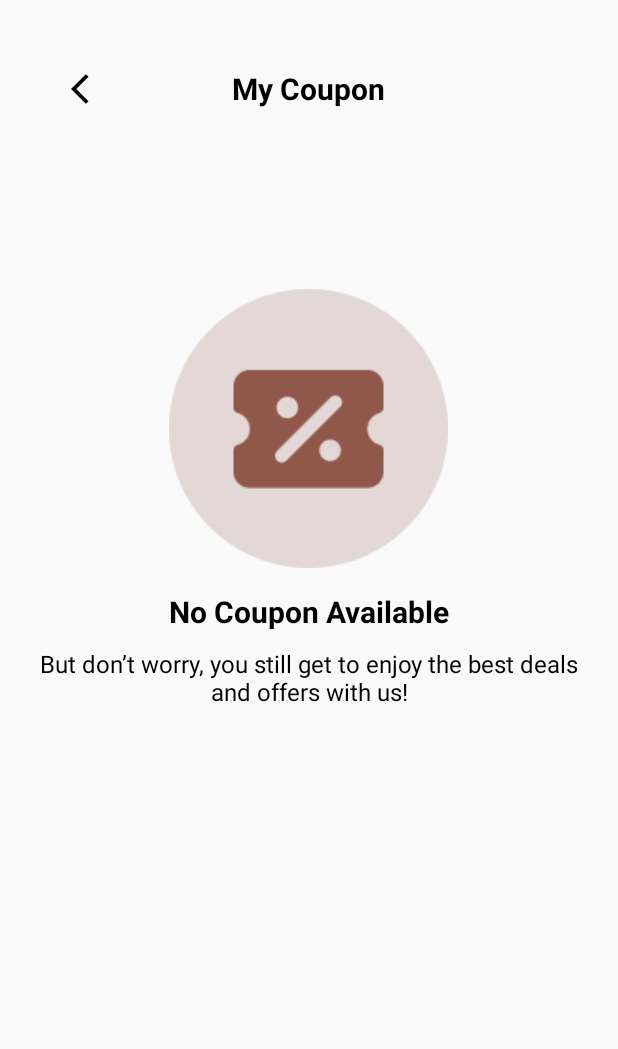
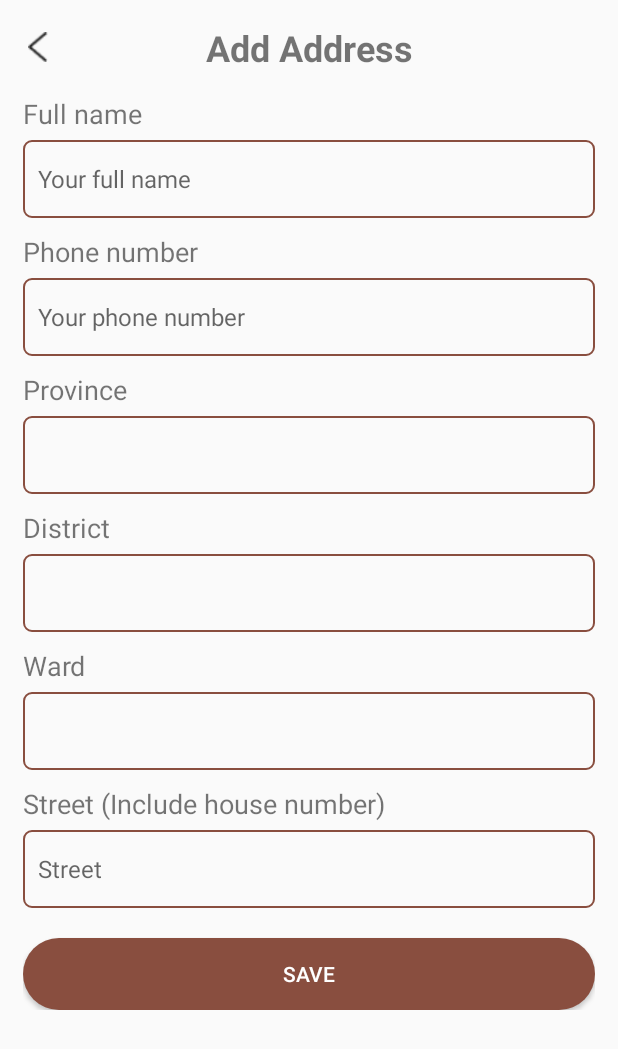
Before and after one commit to thuydung180/LaFavor2024, an Android app: the screen it shows after launch (Coupon before the commit, MyAddressAdd after it), on a phone screen of 412 x 824 dp. Shown: the top 1049 px of the screen. Run offline under Robolectric (Android 15) with nearby library versions, the phone set to English and light mode, and no system bars.

Commit message:
add address done

```diff
--- a/app/src/main/AndroidManifest.xml
+++ b/app/src/main/AndroidManifest.xml
@@ -12,6 +12,9 @@
         android:supportsRtl="true"
         android:theme="@style/Theme.LaFavor2024"
         tools:targetApi="31">
+        <activity
+            android:name=".Coupon"
+            android:exported="false" />
         <activity
             android:name=".Signup"
             android:exported="false" />
@@ -60,7 +63,7 @@
         <!-- android:name=".Profile" -->
         <!-- android:exported="false" /> -->
         <activity
-            android:name=".Coupon"
+            android:name=".MyAddressAdd"
             android:exported="true">
             <intent-filter>
                 <action android:name="android.intent.action.MAIN" />
--- /dev/null
+++ b/app/src/main/java/com/nhom5/lafavor2024/MyAddressAdd.java
@@ -0,0 +1,14 @@
+package com.nhom5.lafavor2024;
+
+import androidx.appcompat.app.AppCompatActivity;
+
+import android.os.Bundle;
+
+public class MyAddressAdd extends AppCompatActivity {
+
+    @Override
+    protected void onCreate(Bundle savedInstanceState) {
+        super.onCreate(savedInstanceState);
+        setContentView(R.layout.activity_my_address_add);
+    }
+}
--- /dev/null
+++ b/app/src/main/res/drawable/custom_long_button.xml
@@ -0,0 +1,6 @@
+<?xml version="1.0" encoding="utf-8"?>
+<shape xmlns:android="http://schemas.android.com/apk/res/android"
+    android:shape="rectangle">
+    <solid android:color="#894E3F" />
+    <corners android:radius="50dp" />
+</shape>
--- /dev/null
+++ b/app/src/main/res/drawable/custom_shape_edt.xml
@@ -0,0 +1,10 @@
+<?xml version="1.0" encoding="utf-8"?>
+<shape xmlns:android="http://schemas.android.com/apk/res/android"
+    android:shape="rectangle">
+
+    <solid android:color="#00FFFFFF"/> <!-- Màu nền của số 1 -->
+    <corners android:radius="5dp"/> <!-- Độ cong của góc (tùy chọn) -->
+    <stroke
+        android:width="1dp"
+        android:color="@color/primary"/>
+</shape>
--- /dev/null
+++ b/app/src/main/res/layout/activity_my_address_add.xml
@@ -0,0 +1,164 @@
+<?xml version="1.0" encoding="utf-8"?>
+<androidx.constraintlayout.widget.ConstraintLayout xmlns:android="http://schemas.android.com/apk/res/android"
+    xmlns:app="http://schemas.android.com/apk/res-auto"
+    xmlns:tools="http://schemas.android.com/tools"
+    android:layout_width="match_parent"
+    android:layout_height="match_parent"
+    tools:context=".MyAddressAdd"
+    android:padding="15dp">
+
+    <ScrollView
+        android:layout_width="match_parent"
+        android:layout_height="match_parent"
+        app:layout_constraintBottom_toBottomOf="parent"
+        app:layout_constraintEnd_toEndOf="parent"
+        app:layout_constraintStart_toStartOf="parent"
+        app:layout_constraintTop_toTopOf="parent">
+
+        <LinearLayout
+            android:layout_width="match_parent"
+            android:layout_height="wrap_content"
+            android:orientation="vertical">
+
+            <LinearLayout
+                android:id="@+id/lnlAddAddress"
+                android:layout_width="match_parent"
+                android:layout_height="wrap_content"
+                android:orientation="horizontal"
+                app:layout_constraintEnd_toEndOf="parent"
+                app:layout_constraintStart_toStartOf="parent"
+                app:layout_constraintTop_toTopOf="parent">
+
+                <ImageView
+                    android:id="@+id/btnBack"
+                    android:layout_width="20dp"
+                    android:layout_height="20dp"
+                    android:src="@drawable/icon_back"
+                    android:layout_gravity="center_vertical"/>
+
+                <TextView
+                    android:layout_width="match_parent"
+                    android:layout_height="wrap_content"
+                    android:gravity="center"
+                    android:text="@string/add_address"
+                    android:textSize="24sp"
+                    android:textStyle="bold"
+                    android:paddingEnd="20dp"
+                    android:layout_weight="9"/>
+            </LinearLayout>
+
+            <TextView
+                android:id="@+id/txtFullName"
+                android:layout_width="match_parent"
+                android:layout_height="wrap_content"
+                android:text="@string/full_name"
+                android:textSize="18sp"
+                android:layout_marginTop="15dp"
+                android:layout_marginBottom="5dp"/>
+
+            <EditText
+                android:id="@+id/edtUsername"
+                android:layout_width="match_parent"
+                android:layout_height="52dp"
+                android:background="@drawable/custom_shape_edt"
+                android:hint="@string/edt_full_name"
+                android:paddingHorizontal="10dp"
+                android:textSize="16sp"
+                android:inputType="text"/>
+
+            <TextView
+                android:id="@+id/txtMobile"
+                android:layout_width="match_parent"
+                android:layout_height="wrap_content"
+                android:text="@string/phone_number"
+                android:textSize="18sp"
+                android:layout_marginTop="10dp"
+                android:layout_marginBottom="5dp"/>
+
+            <EditText
+                android:id="@+id/edtMobile"
+                android:layout_width="match_parent"
+                android:layout_height="52dp"
+                android:background="@drawable/custom_shape_edt"
+                android:hint="@string/edt_phone_numb"
+                android:paddingHorizontal="10dp"
+                android:textSize="16sp"
+                android:inputType="text"/>
+
+            <TextView
+                android:id="@+id/txtProvince"
+                android:layout_width="match_parent"
+                android:layout_height="wrap_content"
+                android:text="@string/province"
+                android:textSize="18sp"
+                android:layout_marginTop="10dp"
+                android:layout_marginBottom="5dp"/>
+
+            <Spinner
+                android:id="@+id/spnProvince"
+                android:layout_width="match_parent"
+                android:layout_height="52dp"
+                android:background="@drawable/custom_shape_edt" />
+
+            <TextView
+                android:id="@+id/txtDistrict"
+                android:layout_width="match_parent"
+                android:layout_height="wrap_content"
+                android:text="@string/district"
+                android:textSize="18sp"
+                android:layout_marginTop="10dp"
+                android:layout_marginBottom="5dp"/>
+
+            <Spinner
+                android:id="@+id/spnDistrict"
+                android:layout_width="match_parent"
+                android:layout_height="52dp"
+                android:background="@drawable/custom_shape_edt" />
+
+            <TextView
+                android:id="@+id/txtWard"
+                android:layout_width="match_parent"
+                android:layout_height="wrap_content"
+                android:text="@string/ward"
+                android:textSize="18sp"
+                android:layout_marginTop="10dp"
+                android:layout_marginBottom="5dp"/>
+
+            <Spinner
+                android:id="@+id/spnWard"
+                android:layout_width="match_parent"
+                android:layout_height="52dp"
+                android:background="@drawable/custom_shape_edt" />
+
+            <TextView
+                android:id="@+id/txtStreet"
+                android:layout_width="match_parent"
+                android:layout_height="wrap_content"
+                android:text="@string/street"
+                android:textSize="18sp"
+                android:layout_marginTop="10dp"
+                android:layout_marginBottom="5dp"/>
+
+            <EditText
+                android:id="@+id/edtStreet"
+                android:layout_width="match_parent"
+                android:layout_height="52dp"
+                android:background="@drawable/custom_shape_edt"
+                android:hint="Street"
+                android:paddingHorizontal="10dp"
+                android:textSize="16sp"
+                android:inputType="text"/>
+
+            <Button
+                android:id="@+id/btnSave"
+                android:layout_marginTop="20dp"
+                android:layout_width="match_parent"
+                android:layout_height="wrap_content"
+                android:background="@drawable/custom_long_button"
+                android:textColor="@color/white"
+                android:text="@string/save" />
+        </LinearLayout>
+
+    </ScrollView>
+
+</androidx.constraintlayout.widget.ConstraintLayout>
--- a/app/src/main/res/values/colors.xml
+++ b/app/src/main/res/values/colors.xml
@@ -7,4 +7,6 @@
     <color name="gray1">#696969</color>
     <color name="gray2">#343434</color>
     <color name="line">#BFD9D9D9</color>
+    <color name="yellow">#F8B64C</color>
+    <color name="gray3">#F4F4F4</color>
 </resources>
--- a/app/src/main/res/values/strings.xml
+++ b/app/src/main/res/values/strings.xml
@@ -37,7 +37,7 @@
     <string name="coupon_content">But don’t worry, you still get to enjoy the best deals and offers with us! </string>
 
 
-<!--     Log in-->
+    <!--     Log in-->
     <string name="log_in">Log In</string>
     <string name="hello_welcome_back_to_your_account">Hello, Welcome back to your account</string>
     <string name="user_name_or_email">User name or email</string>
@@ -55,6 +55,16 @@
     <string name="i_accepted_terms_and_privacy_policy">I accepted Terms and Privacy Policy</string>
     <string name="confirm_password">Confirm Password</string>
     <string name="username">Username</string>
+    <string name="add_address">Add Address</string>
+    <string name="edt_full_name">Your full name</string>
+    <string name="phone_number">Phone number</string>
+    <string name="full_name">Full name</string>
+    <string name="edt_phone_numb">Your phone number</string>
+    <string name="province">Province</string>
+    <string name="district">District</string>
+    <string name="ward">Ward</string>
+    <string name="street">Street (Include house number)</string>
+    <string name="save">Save</string>
 
 
 </resources>
```
